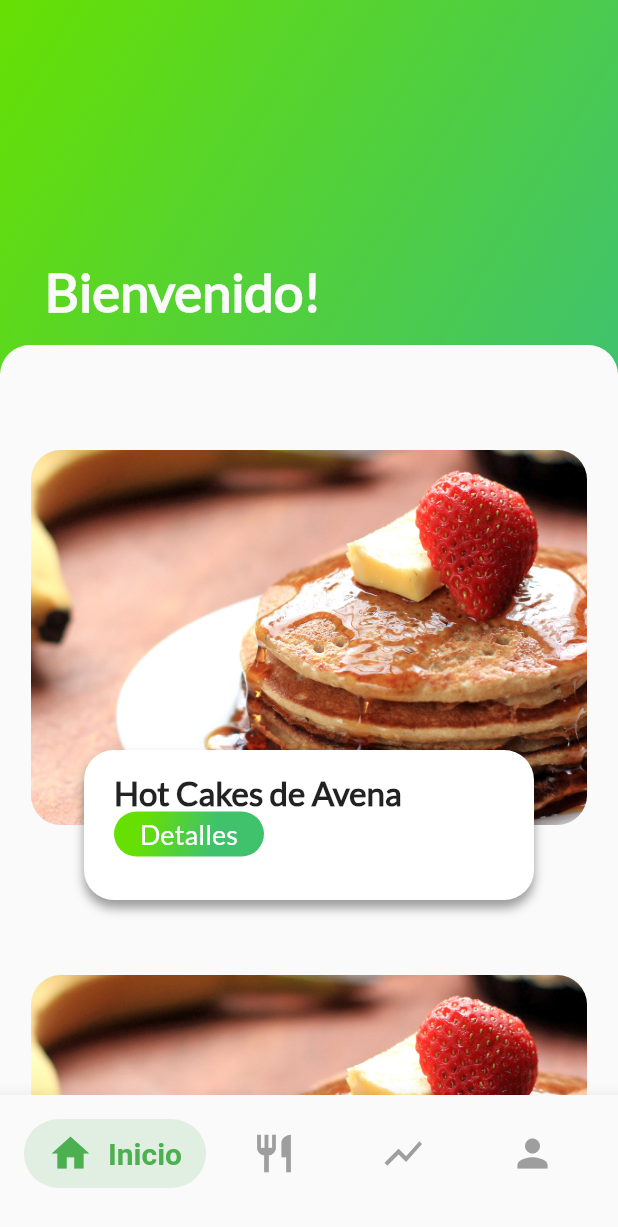
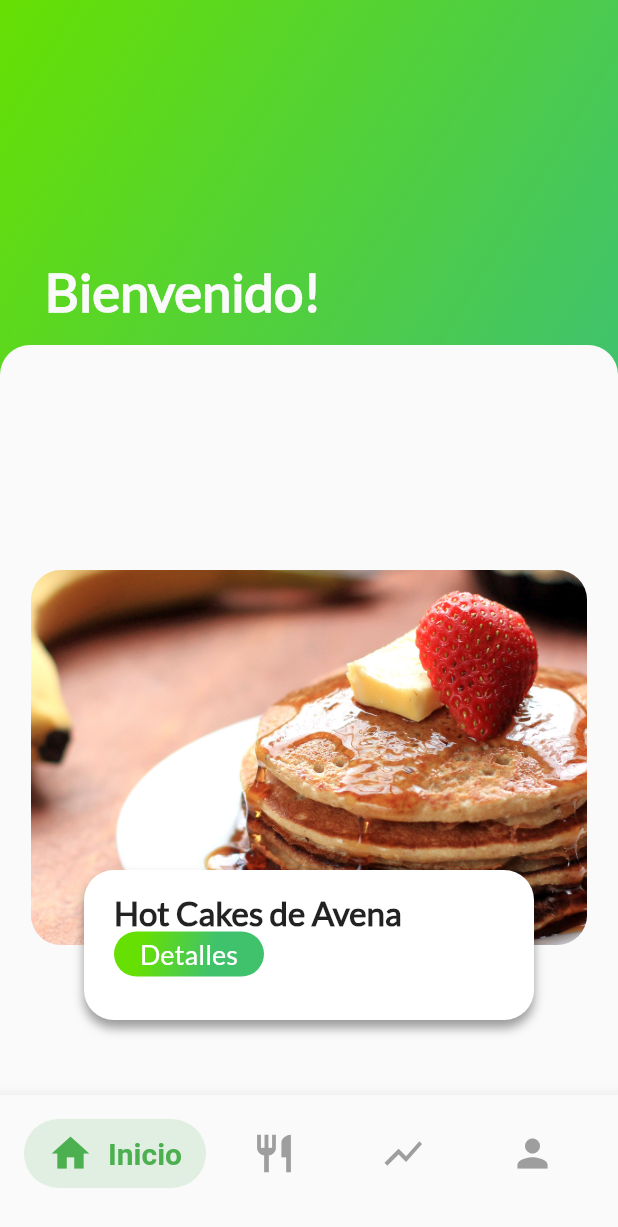
Before and after one commit to Guerrimau/dietario_app, a Flutter app: the screen it shows after launch, on a phone screen of 412 x 824 dp. Shown: the top 1227 px of the screen. Run offline on Flutter 3.47's test engine with Material 2 defaults, Android fonts, the phone set to English and light mode, and no system bars.

Commit message:
Cambios menores

```diff
--- a/lib/Pantallas/PantallaInicio/pantalla_inicio.dart
+++ b/lib/Pantallas/PantallaInicio/pantalla_inicio.dart
@@ -1,5 +1,7 @@
 import 'package:flutter/material.dart';
 import '../../Componentes/fondo_verde.dart';
+import '../../Componentes/tarjeta_comida.dart';
+import '../../Componentes/tarjeta_comida.dart';
 import '../../Componentes/tarjeta_comida.dart';
 
 class PantallaInicio extends StatelessWidget {
@@ -16,18 +18,16 @@ class PantallaInicio extends StatelessWidget {
 
 
    return (
-     Stack(
+     ListView(
        children: <Widget> [
-         FondoVerde(titulo , 250, 1.0, 35),
-         ListView(
+         Stack(
            children: <Widget> [
              cajaInvisible,
-             TarjetaComida(),
-             TarjetaComida(),
-             TarjetaComida(),
-             TarjetaComida()
+             FondoVerde(titulo , 250, 1.0, 35),
            ]
          ),
+         TarjetaComida(),
+         TarjetaComida()
        ]
      )
    );
```
